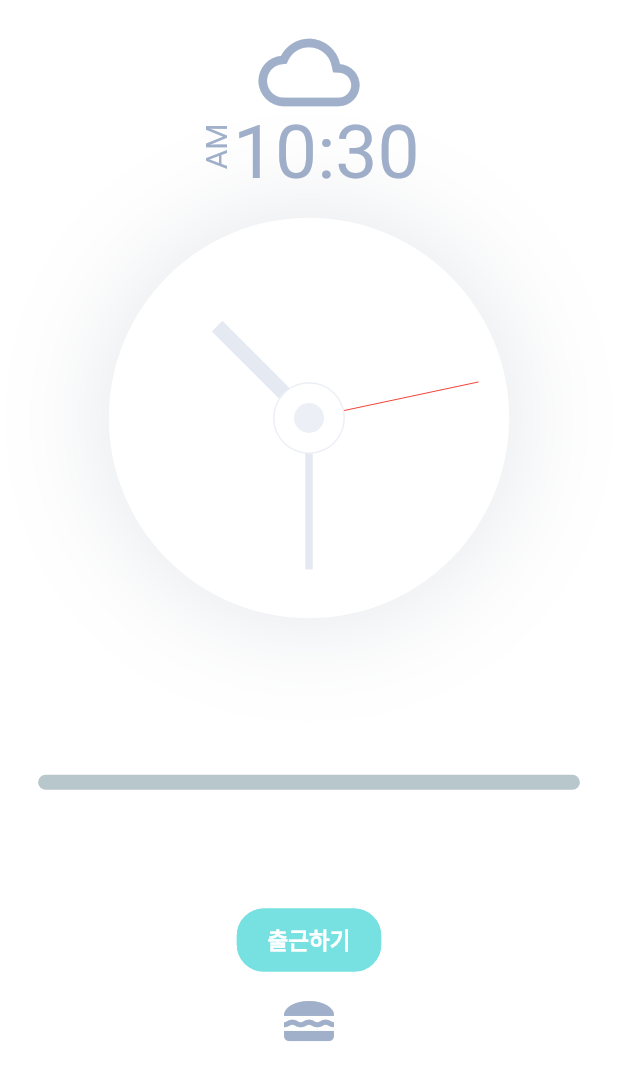
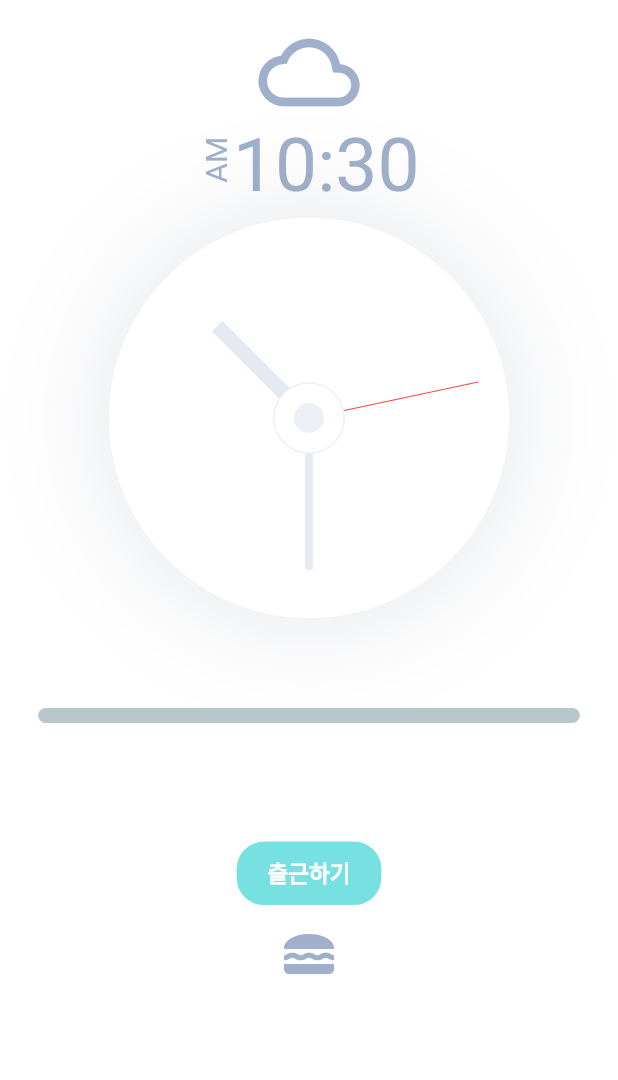
Before and after one commit to fepanbr/checkout_app, a Flutter app: the HomeScreen widget shown alone on an empty page, opened directly, on a phone screen of 412 x 824 dp. Shown: the top 1080 px of the screen. Run offline on Flutter 3.47's test engine with Material 2 defaults, Android fonts, the phone set to English and light mode, and no system bars; drawn by our look-alikes of percent_indicator; our stand-ins replace cloud_firestore, firebase_auth, firebase_core, flutter_secure_storage, google_fonts, google_sign_in; accounts and stored records are empty.

```diff
--- a/lib/models/worktime.dart
+++ b/lib/models/worktime.dart
@@ -9,8 +9,10 @@ class WorkTime {
       var duration = endTime!.add(Duration(hours: 1)).difference(startTime!);
       workingTime = duration.isNegative ? throw Error() : duration;
     } else {
-      var duration = endTime!.difference(startTime!);
-      workingTime = duration.isNegative ? throw Error() : duration;
+      if (endTime != null) {
+        var duration = endTime!.difference(startTime!);
+        workingTime = duration.isNegative ? throw Error() : duration;
+      }
     }
   }
 }
--- a/lib/screens/home_screen.dart
+++ b/lib/screens/home_screen.dart
@@ -31,7 +31,6 @@ class HomeScreen extends StatelessWidget {
         if (!snapshot.hasData) {
           return LoginScreen();
         } else {
-          print('login user: ${user!.displayName}');
           users.doc(user!.uid).set({
             "name": user!.displayName,
             "phone": user!.phoneNumber,
@@ -59,13 +58,16 @@ class HomeScreen extends StatelessWidget {
                         ),
                       ],
                     ),
+                    SizedBox(
+                      height: getProportionateScreenHeight(10),
+                    ),
                     TimeInHourAndMinute(),
                     SizedBox(
-                      height: getProportionateScreenHeight(20),
+                      height: getProportionateScreenHeight(10),
                     ),
                     AnalogClock(),
                     SizedBox(
-                      height: getProportionateScreenHeight(100),
+                      height: getProportionateScreenHeight(50),
                     ),
                     WorkingBar(),
                     SizedBox(
```
Also changed, not shown: lib/models/firebase_worktime.dart (+25 -7 lines), lib/models/work.dart (+13 -0 lines).
